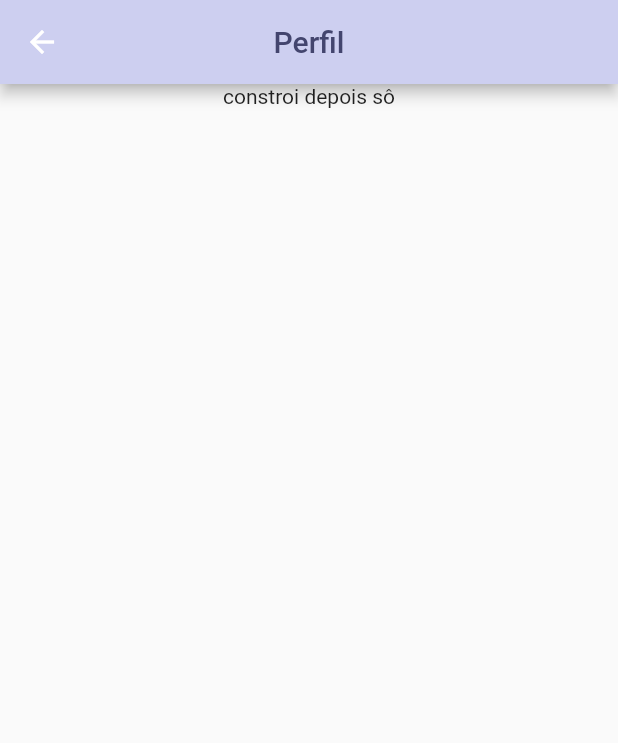
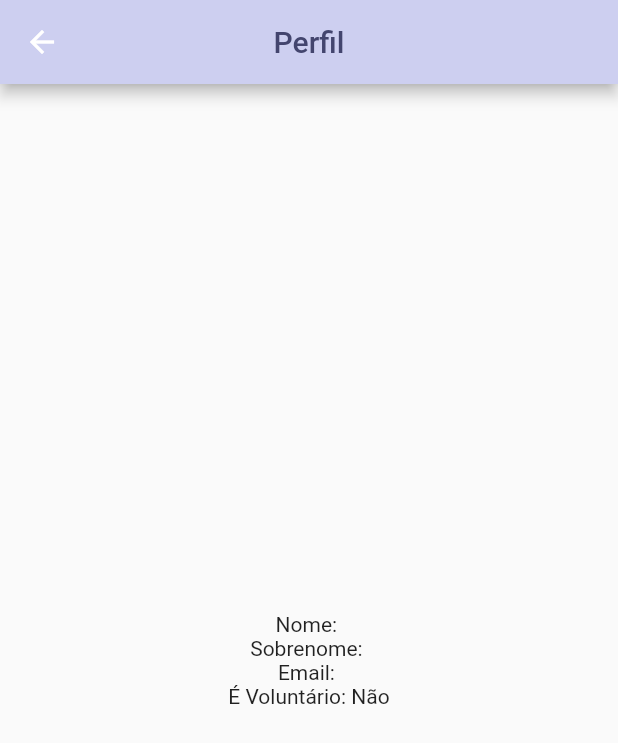
Before and after one commit to Nicolle-Oliveira/aditus_v1, a Flutter app: the PerfilPage screen opened directly, on a phone screen of 412 x 824 dp. Shown: the top 743 px of the screen. Run offline on Flutter 3.47's test engine with Material 2 defaults, Android fonts, the phone set to English and light mode, and no system bars; our stand-ins replace cloud_firestore, firebase_auth, firebase_core; accounts and stored records are empty; network calls fail.

Commit message:
commit 06/11 18:17

```diff
--- a/lib/main.dart
+++ b/lib/main.dart
@@ -2,6 +2,7 @@
 
 import 'package:aditus_v1/firebase_options.dart';
 import 'package:aditus_v1/services/auth/auth_service.dart';
+import 'package:aditus_v1/services/user_info_service.dart';
 import 'package:firebase_core/firebase_core.dart';
 import 'package:flutter/material.dart';
 import 'package:provider/provider.dart';
@@ -14,7 +15,7 @@ Future<void> main() async {
     MultiProvider(
       providers: [
       ChangeNotifierProvider(create: (context) => AuthService()),
-      ChangeNotifierProvider(create: (context) => AuthService()),
+      ChangeNotifierProvider(create: (context) => UserInfo()),
       ],
       child: const MyApp(),
     )
--- a/lib/pages/perfil_page.dart
+++ b/lib/pages/perfil_page.dart
@@ -1,5 +1,75 @@
 // ignore_for_file: prefer_const_constructors, prefer_const_literals_to_create_immutables
+import 'package:cloud_firestore/cloud_firestore.dart';
+import 'package:flutter/material.dart';
+import 'package:provider/provider.dart';
 
+import '../services/user_info_service.dart';
+
+class PerfilPage extends StatelessWidget {
+  const PerfilPage({super.key});
+
+/*--------------------------NÃO MEXER--------------------------*/
+  @override
+  Widget build(BuildContext context) {
+    final userInfo = Provider.of<UserInfo>(context, listen: false);
+
+    return FutureBuilder<DocumentSnapshot?>(
+      future: userInfo.getCurrentUserDocument(),
+      builder: (context, snapshot) {
+        if (snapshot.connectionState == ConnectionState.waiting) {
+          // Exibe um indicador de carregamento enquanto a Future não foi concluída.
+          return Center(child: CircularProgressIndicator());
+        } else if (snapshot.hasError) {
+          // Lida com erros, se houver.
+          return Center(child: Text('Erro: ${snapshot.error}'));
+        } else if (!snapshot.hasData || snapshot.data == null) {
+          // Lida com o caso em que o userDocument é nulo.
+          return Center(child: Text('Nenhum documento encontrado'));
+        } else {
+          // Acessa os dados do documento após a conclusão da Future.
+          final userDocument = snapshot.data!;
+          final data = userDocument.data() as Map<String, dynamic>?;
+
+          if (data != null) {
+            String nome = data['nome'] ?? 'Nome não encontrado';
+            String sobrenome = data['sobrenome'] ?? 'Sobrenome não encontrado';
+            String email = data['email'] ?? 'Email não encontrado';
+            bool isVolunteer = data['isVoluntario'] ?? false;
+/*--------------------------FIM DA ÁREA NÃO MEXER--------------------------*/
+
+            //Aqui no scaffold pode :3
+            return Scaffold(
+              appBar: AppBar(
+                backgroundColor: Color.fromARGB(255, 205, 207, 240),
+                title: Text(
+                  'Perfil',
+                  style: TextStyle(
+                    color: Color.fromARGB(255, 67, 69, 110),
+                  ),
+                ),
+                centerTitle: true,
+              ),
+              body: Center(
+                child: Column(
+                  mainAxisAlignment: MainAxisAlignment.center,
+                  children: <Widget>[
+                    Text('Nome: $nome'),
+                    Text('Sobrenome: $sobrenome'),
+                    Text('Email: $email'),
+                    Text('É Voluntário: ${isVolunteer ? 'Sim' : 'Não'}'),
+                  ],
+                ),
+              ),
+            );
+          } else {
+            return Center(child: Text('Dados do usuário não encontrados'));
+          }
+        }
+      },
+    );
+  }
+}
+/*
 import 'package:flutter/material.dart';
 
 class PerfilPage extends StatefulWidget {
@@ -30,119 +100,6 @@ class _PerfilPageState extends State<PerfilPage> {
         child: Column(children: [Text('constroi depois sô')]),
       ))),
 
-      /*Container(
-        color: Colors.white,
-        child: SingleChildScrollView(
-
-          child: Column(
-            children: [
-              Container(
-                color: Color(0xFFCDCFF0),
-                padding: EdgeInsets.all(16),
-                width: double.infinity,
-                child: Column(
-                  children: [
-                    Stack(
-                      children: [
-                        Container(
-                          width: 130,
-                          height: 130,
-                          decoration: BoxDecoration(
-                            border: Border.all(width: 4, color: Color(0xFFCDCFF0)),
-                            boxShadow: [
-                              BoxShadow(
-                                spreadRadius: 2,
-                                blurRadius: 10,
-                                color: Colors.black.withOpacity(0.1),
-                              ),
-                            ],
-                            shape: BoxShape.circle,
-                          ),
-                          child: Align(
-                            alignment: Alignment.centerLeft,
-                            child: Container(
-                              decoration: BoxDecoration(
-                                color: Color.fromARGB(255, 177, 179, 216),
-                                shape: BoxShape.circle,
-                                image: DecorationImage(
-                                  fit: BoxFit.cover,
-                                  image: NetworkImage(
-                                    'https://akamai.sscdn.co/uploadfile/letras/fotos/a/c/5/c/ac5cf7760bf3453f014dbff76247be8b.jpg',
-                                  ),
-                                ),
-                              ),
-                            ),
-                          ),
-                        ),
-                        Positioned(
-                          bottom: 0,
-                          right: 0,
-                          child: Container(
-                            height: 40,
-                            width: 40,
-                            decoration: BoxDecoration(
-                              shape: BoxShape.circle,
-                              border: Border.all(width: 4, color: Colors.white),
-                              color: Color(0xFF071992),
-                            ),
-                            child: Icon(
-                              Icons.edit,
-                              color: Colors.white,
-                            ),
-                          ),
-                        ),
-                      ],
-                    ),
-                  ],
-                ),
-              ),
-              SizedBox(height: 30),
-              Container(
-                color: Colors.white,
-                padding: EdgeInsets.all(16),
-                child: Column(
-                  children: [
-                    buildTextField("Idade", "22", false),
-                    buildTextField("Região", "MG, Brasil", false),
-                    buildTextField("Email:", "beatriz@gmail.com", false),
-                    buildTextField(
-                      "Biografia:",
-                      "Olá, meu nome é Beatriz! Eu sou uma intérprete formada na UFMG",
-                      false,
-                    ),
-                  ],
-                ),
-              ),
-              SizedBox(height: 30),
-              Row(
-                mainAxisAlignment: MainAxisAlignment.center, // Centralize horizontalmente o botão "SALVAR"
-                children: [
-                  Center(
-                    child: ElevatedButton(
-                      onPressed: () {},
-                      child: Text(
-                        "SALVAR",
-                        style: TextStyle(
-                          fontSize: 15,
-                          letterSpacing: 2,
-                          color: Colors.white,
-                        ),
-                      ),
-                      style: ElevatedButton.styleFrom(
-                        primary: Color(0xFF5960CD),
-                        padding: EdgeInsets.symmetric(horizontal: 10),
-                        shape: RoundedRectangleBorder(
-                          borderRadius: BorderRadius.circular(20),
-                        ),
-                      ),
-                    ),
-                  ),
-                ],
-              ),
-            ],
-          ),
-        ),
-      ),*/
     );
   }
 
@@ -177,3 +134,4 @@ class _PerfilPageState extends State<PerfilPage> {
     );
   }
 }
+*/
--- a/lib/services/auth/auth_gate.dart
+++ b/lib/services/auth/auth_gate.dart
@@ -3,7 +3,6 @@
 import 'package:aditus_v1/components/navbar_roots_s.dart';
 import 'package:firebase_auth/firebase_auth.dart';
 import 'package:flutter/material.dart';
-
 import 'login_or_register_page.dart';
 
 class AuthGage extends StatelessWidget {
```
Also changed, not shown: lib/components/navbar_roots_s.dart (+8 -1 lines), lib/components/navbar_roots_v.dart (deleted, +0 -66 lines), lib/pages/chat_page.dart (added, +17 -0 lines), lib/readData/get_user_name.dart (+8 -11 lines), lib/services/user_info_service.dart (added, +51 -0 lines).
